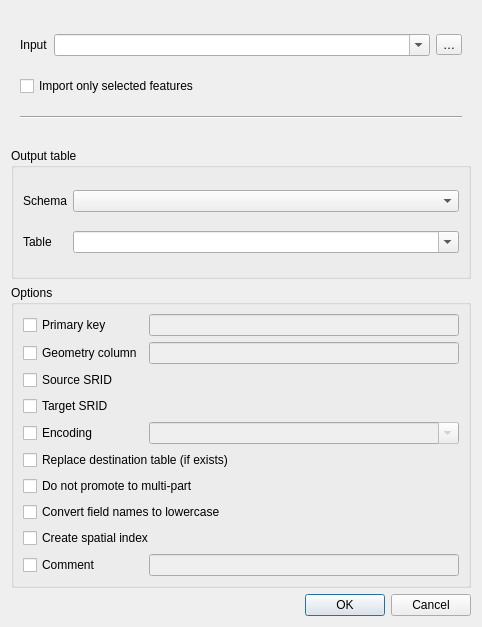
Before: the Qt Designer form python/plugins/db_manager/ui/DlgImportVector.ui in qgis/QGIS, drawn with Qt 5.
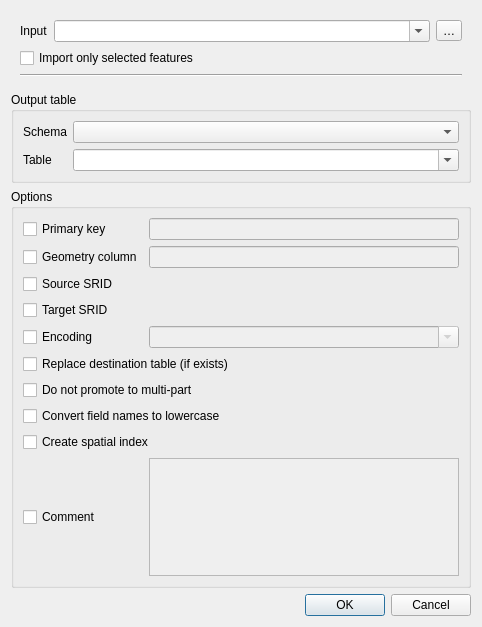
After: the same form once the commit is applied. Custom widgets are drawn as their Qt base class.

Commit message: edit QLineEdit to QTextEdit

```diff
--- a/python/plugins/db_manager/ui/DlgImportVector.ui
+++ b/python/plugins/db_manager/ui/DlgImportVector.ui
@@ -258,7 +258,7 @@
        </widget>
       </item>
       <item row="10" column="1">
-       <widget class="QLineEdit" name="editCom">
+       <widget class="QTextEdit" name="editCom">
         <property name="enabled">
          <bool>false</bool>
         </property>
```
The commit also changes 3 other files.
